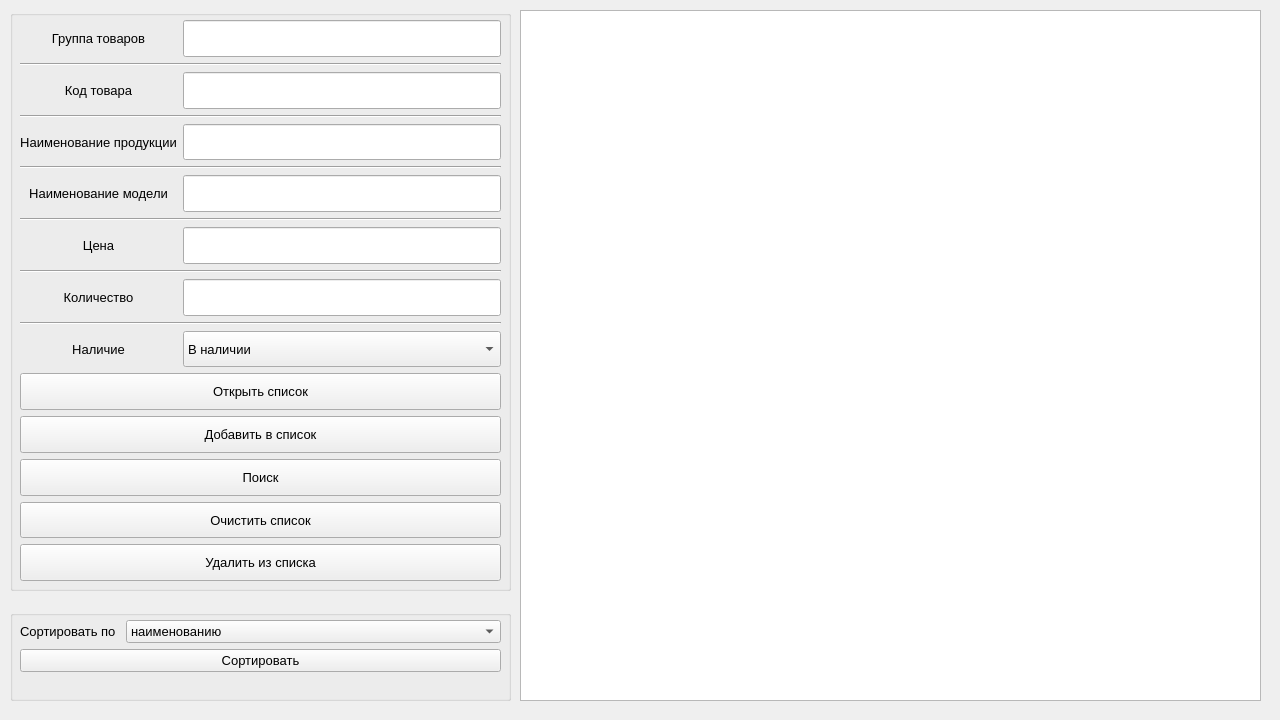
Qt form QTLabs/Lab_06_Files/shop_database/widget.ui (voodzz/qt_labs) before a commit.
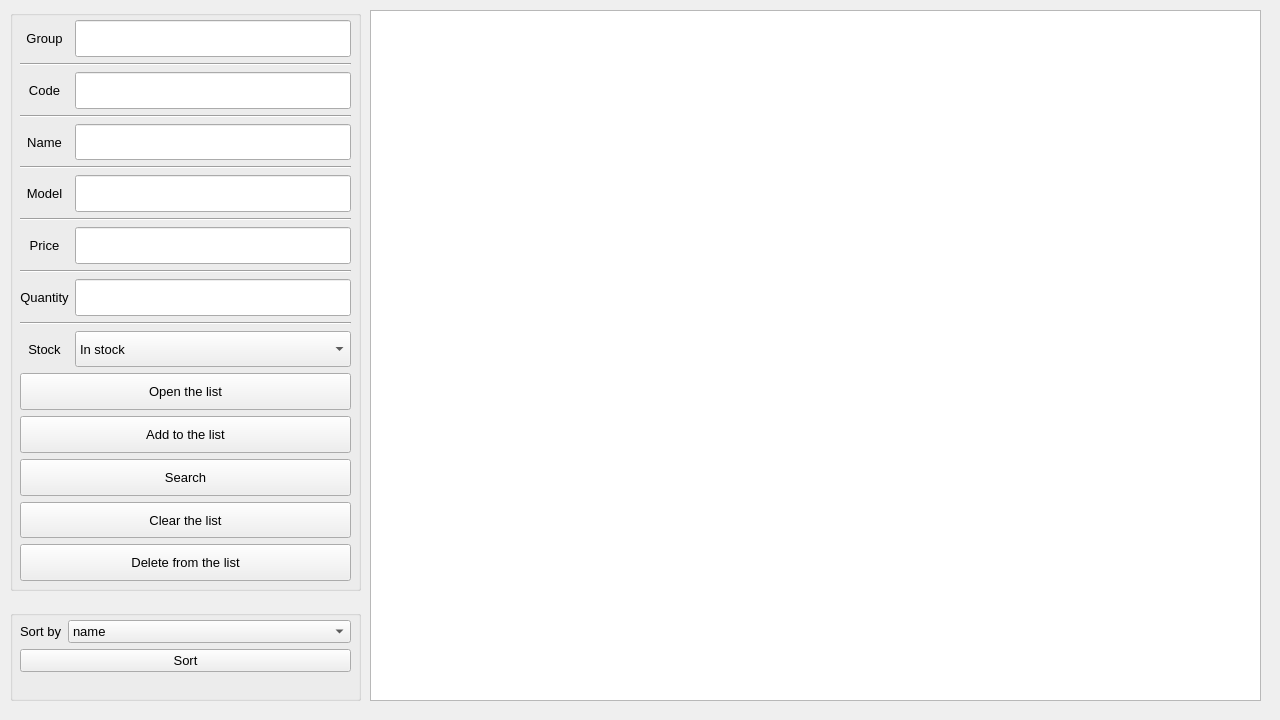
The same form after that commit.

Patch:
```diff
--- a/QTLabs/Lab_06_Files/shop_database/widget.ui
+++ b/QTLabs/Lab_06_Files/shop_database/widget.ui
@@ -24,7 +24,7 @@
     <rect>
      <x>10</x>
      <y>10</y>
-     <width>501</width>
+     <width>351</width>
      <height>581</height>
     </rect>
    </property>
@@ -36,7 +36,7 @@
      <rect>
       <x>10</x>
       <y>10</y>
-      <width>481</width>
+      <width>331</width>
       <height>561</height>
      </rect>
     </property>
@@ -55,7 +55,7 @@
         </font>
        </property>
        <property name="text">
-        <string>Удалить из списка</string>
+        <string>Delete from the list</string>
        </property>
       </widget>
      </item>
@@ -89,7 +89,7 @@
         </font>
        </property>
        <property name="text">
-        <string>Наименование продукции</string>
+        <string>Name</string>
        </property>
        <property name="alignment">
         <set>Qt::AlignCenter</set>
@@ -139,7 +139,7 @@
         </font>
        </property>
        <property name="text">
-        <string>Очистить список</string>
+        <string>Clear the list</string>
        </property>
       </widget>
      </item>
@@ -165,7 +165,7 @@
         </font>
        </property>
        <property name="text">
-        <string>Группа товаров</string>
+        <string>Group</string>
        </property>
        <property name="alignment">
         <set>Qt::AlignCenter</set>
@@ -180,7 +180,7 @@
         </font>
        </property>
        <property name="text">
-        <string>Наименование модели</string>
+        <string>Model</string>
        </property>
        <property name="alignment">
         <set>Qt::AlignCenter</set>
@@ -210,7 +210,7 @@
         </font>
        </property>
        <property name="text">
-        <string>Цена</string>
+        <string>Price</string>
        </property>
        <property name="alignment">
         <set>Qt::AlignCenter</set>
@@ -225,7 +225,7 @@
         </font>
        </property>
        <property name="text">
-        <string>Наличие</string>
+        <string>Stock</string>
        </property>
        <property name="alignment">
         <set>Qt::AlignCenter</set>
@@ -240,7 +240,7 @@
         </font>
        </property>
        <property name="text">
-        <string>Количество</string>
+        <string>Quantity</string>
        </property>
        <property name="alignment">
         <set>Qt::AlignCenter</set>
@@ -269,7 +269,7 @@
        </property>
        <item>
         <property name="text">
-         <string>В наличии</string>
+         <string>In stock</string>
         </property>
        </item>
        <item>
@@ -293,7 +293,7 @@
         </font>
        </property>
        <property name="text">
-        <string>Поиск</string>
+        <string>Search</string>
        </property>
       </widget>
      </item>
@@ -311,7 +311,7 @@
         </font>
        </property>
        <property name="text">
-        <string>Добавить в список</string>
+        <string>Add to the list</string>
        </property>
       </widget>
      </item>
@@ -338,7 +338,7 @@
         </font>
        </property>
        <property name="text">
-        <string>Код товара</string>
+        <string>Code</string>
        </property>
        <property name="alignment">
         <set>Qt::AlignCenter</set>
@@ -389,7 +389,7 @@
         </font>
        </property>
        <property name="text">
-        <string>Открыть список</string>
+        <string>Open the list</string>
        </property>
       </widget>
      </item>
@@ -401,7 +401,7 @@
     <rect>
      <x>10</x>
      <y>610</y>
-     <width>501</width>
+     <width>351</width>
      <height>91</height>
     </rect>
    </property>
@@ -413,7 +413,7 @@
      <rect>
       <x>10</x>
       <y>10</y>
-      <width>481</width>
+      <width>331</width>
       <height>71</height>
      </rect>
     </property>
@@ -426,7 +426,7 @@
         </font>
        </property>
        <property name="text">
-        <string>Сортировать по </string>
+        <string>Sort by</string>
        </property>
       </widget>
      </item>
@@ -445,7 +445,7 @@
        </property>
        <item>
         <property name="text">
-         <string>наименованию</string>
+         <string>name</string>
         </property>
        </item>
        <item>
@@ -484,7 +484,7 @@
         </font>
        </property>
        <property name="text">
-        <string>Сортировать</string>
+        <string>Sort</string>
        </property>
       </widget>
      </item>
@@ -494,9 +494,9 @@
   <widget class="QTextEdit" name="textEdit">
    <property name="geometry">
     <rect>
-     <x>520</x>
+     <x>370</x>
      <y>10</y>
-     <width>741</width>
+     <width>891</width>
      <height>691</height>
     </rect>
    </property>
```
Left out of the diff: 8 changed lines with no effect on the pictures.
